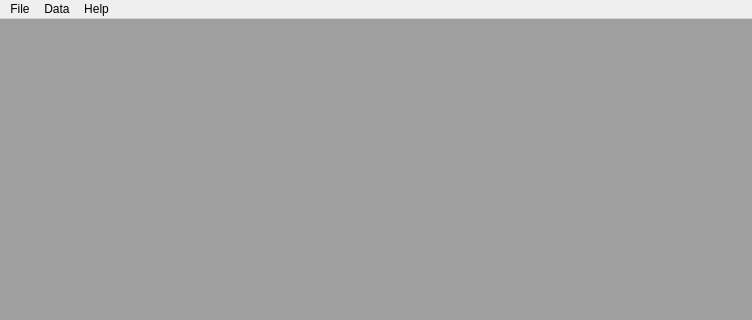
The window that src/mainwindow.ui (mic90/SerialDataRecorder) describes before a commit, drawn with Qt 5; both pictures show x 0 to 752 and y 0 to 320 of the 752 by 532 pixel window.
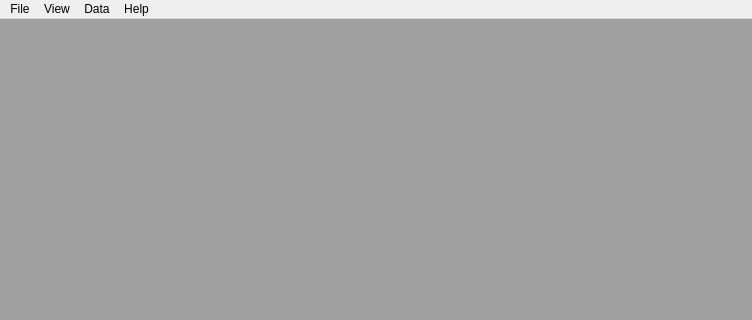
The same window after the commit. Icons and pictures are not drawn.

Patch:
```diff
--- a/src/mainwindow.ui
+++ b/src/mainwindow.ui
@@ -92,7 +92,14 @@
      <string>Data</string>
     </property>
    </widget>
+   <widget class="QMenu" name="menuView">
+    <property name="title">
+     <string>View</string>
+    </property>
+    <addaction name="actionNight_view"/>
+   </widget>
    <addaction name="menuFile"/>
+   <addaction name="menuView"/>
    <addaction name="menuData"/>
    <addaction name="menuHelp"/>
   </widget>
```
Left out of the diff: 12 changed lines with no effect on the pictures.
